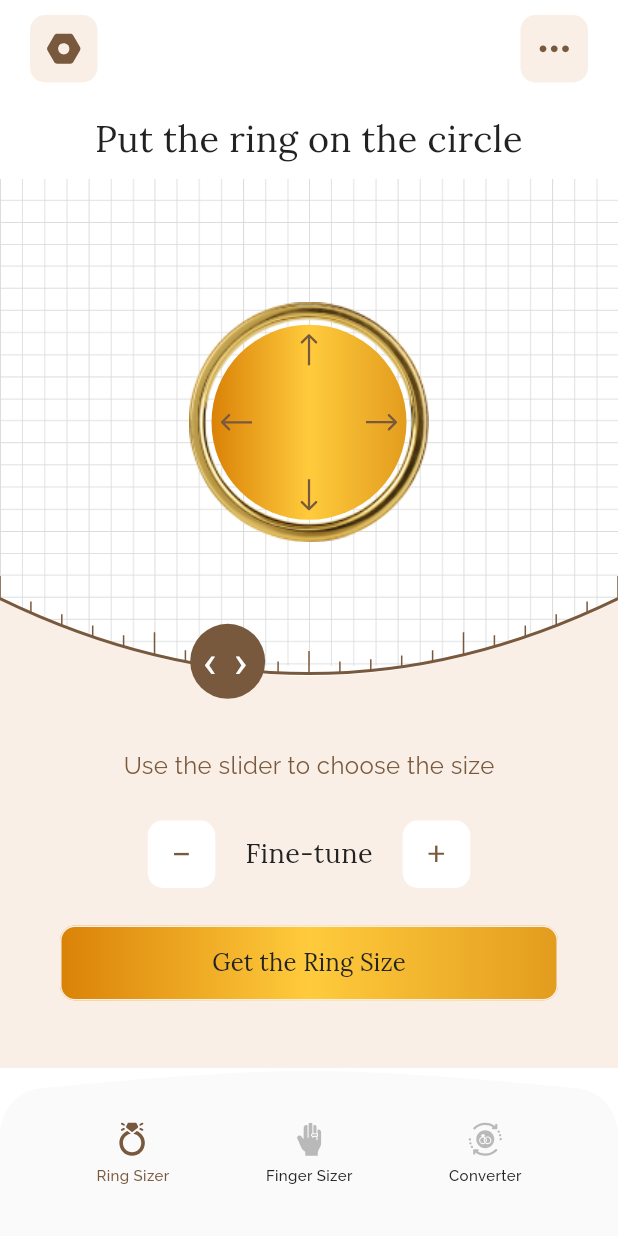
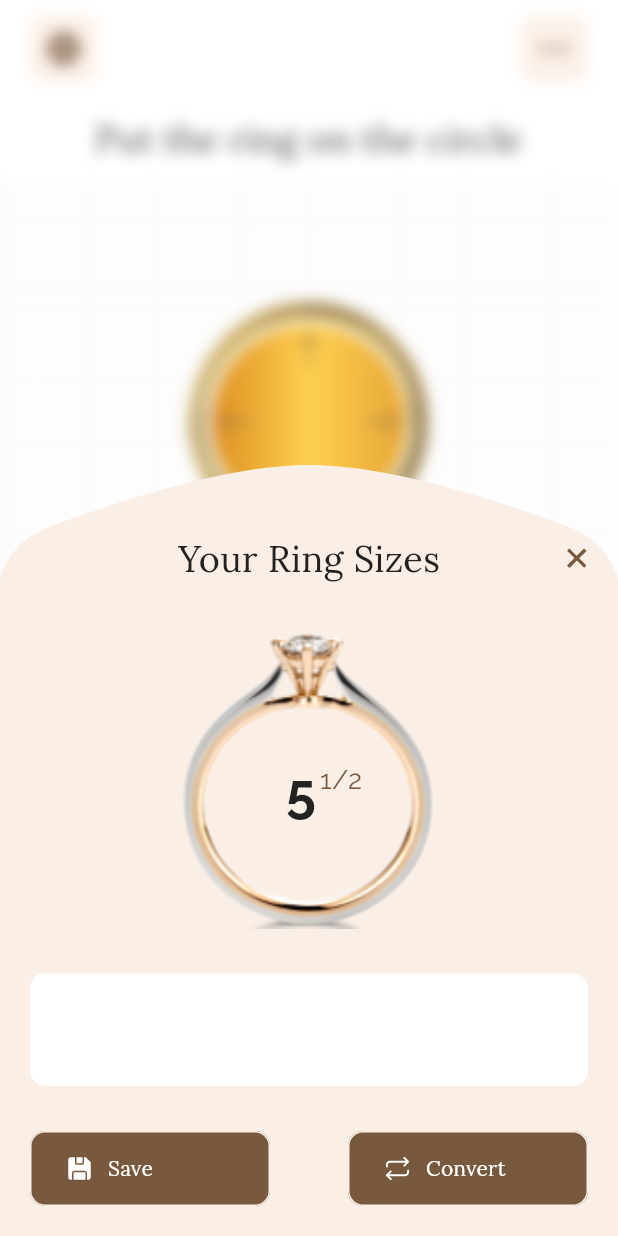
Before and after one commit to s0urav-hald3r/ring_sizer, a Flutter app: the NavBarPage screen opened directly, after a tap on "Get the Ring Size", on a phone screen of 412 x 824 dp. Run offline on Flutter 3.47's test engine with Material 3 defaults, Android fonts, the phone set to English and light mode, and no system bars; our stand-ins replace dotted_border, flutter_svg, get, get_storage, google_fonts; accounts and stored records are empty.

Commit message:
get ring size UI complete

```diff
--- /dev/null
+++ b/lib/components/get_ring_size.dart
@@ -0,0 +1,168 @@
+import 'dart:ui';
+
+import 'package:flutter/material.dart';
+import 'package:flutter_svg/flutter_svg.dart';
+import 'package:google_fonts/google_fonts.dart';
+import 'package:ring_sizer/config/constants.dart';
+import 'package:ring_sizer/config/navigation.dart';
+
+class GetRingSize extends StatelessWidget {
+  const GetRingSize({super.key});
+
+  @override
+  Widget build(BuildContext context) {
+    Size size = MediaQuery.of(context).size;
+
+    return BackdropFilter(
+      filter: ImageFilter.blur(sigmaX: 5, sigmaY: 5),
+      child: ClipPath(
+        clipper: GetSizeClipper(),
+        child: Container(
+          width: size.width,
+          height: 514,
+          color: primaryColor,
+          padding: const EdgeInsets.all(20),
+          child: Column(children: [
+            const SizedBox(height: 25),
+            Row(mainAxisAlignment: MainAxisAlignment.spaceBetween, children: [
+              const SizedBox(width: 15, height: 15),
+              Text(
+                'Your Ring Sizes',
+                style: GoogleFonts.lora(
+                  fontSize: 24,
+                  fontWeight: FontWeight.w400,
+                  color: textColor,
+                ),
+              ),
+              InkWell(
+                onTap: () => NavigatorKey.pop(),
+                child: SizedBox(
+                  width: 15,
+                  height: 15,
+                  child: SvgPicture.asset(
+                    crossIcon,
+                  ),
+                ),
+              ),
+            ]),
+            const SizedBox(height: 30),
+            Stack(alignment: Alignment.center, children: [
+              Image.asset(
+                diamondRing,
+                fit: BoxFit.cover,
+                width: 200,
+                height: 200,
+              ),
+              Padding(
+                padding: const EdgeInsets.only(top: 20, left: 20),
+                child: Row(mainAxisSize: MainAxisSize.min, children: [
+                  Text(
+                    '5',
+                    style: GoogleFonts.raleway(
+                      fontSize: 36,
+                      fontWeight: FontWeight.w700,
+                      color: textColor,
+                    ),
+                  ),
+                  const SizedBox(width: 2.5),
+                  Text(
+                    '1/2',
+                    style: GoogleFonts.raleway(
+                      fontSize: 18,
+                      fontWeight: FontWeight.w400,
+                      color: secondaryColor,
+                      height: -1, // Adjust this value
+                    ),
+                  ),
+                ]),
+              )
+            ]),
+            const SizedBox(height: 30),
+            Container(
+              width: size.width,
+              height: 75,
+              decoration: BoxDecoration(
+                color: Colors.white,
+                borderRadius: BorderRadius.circular(10),
+              ),
+            ),
+            const SizedBox(height: 30),
+            Row(mainAxisAlignment: MainAxisAlignment.spaceBetween, children: [
+              Container(
+                height: 50,
+                width: 160,
+                decoration: BoxDecoration(
+                    borderRadius: BorderRadius.circular(10),
+                    color: secondaryColor),
+                child: ElevatedButton(
+                  child: Row(children: [
+                    SvgPicture.asset(saveIcon),
+                    const SizedBox(width: 10),
+                    Text(
+                      'Save',
+                      style: GoogleFonts.lora(
+                        fontSize: 14,
+                        fontWeight: FontWeight.w400,
+                        color: Colors.white,
+                      ),
+                    ),
+                  ]),
+                  onPressed: () {},
+                ),
+              ),
+              Container(
+                height: 50,
+                width: 160,
+                decoration: BoxDecoration(
+                    borderRadius: BorderRadius.circular(10),
+                    color: secondaryColor),
+                child: ElevatedButton(
+                  child: Row(children: [
+                    SvgPicture.asset(convertIcon),
+                    const SizedBox(width: 10),
+                    Text(
+                      'Convert',
+                      style: GoogleFonts.lora(
+                        fontSize: 14,
+                        fontWeight: FontWeight.w400,
+                        color: Colors.white,
+                      ),
+                    ),
+                  ]),
+                  onPressed: () {},
+                ),
+              ),
+            ])
+          ]),
+        ),
+      ),
+    );
+  }
+}
+
+class GetSizeClipper extends CustomClipper<Path> {
+  @override
+  Path getClip(Size size) {
+    Path path = Path();
+
+    path.moveTo(0, size.height * 0.15);
+
+    path.quadraticBezierTo(size.width * 0.015, size.height * 0.1,
+        size.width * 0.08, size.height * 0.08);
+    path.quadraticBezierTo(size.width * 0.35, 0, size.width * 0.5, 0);
+
+    path.quadraticBezierTo(
+        size.width * 0.65, 0, size.width * 0.92, size.height * 0.08);
+    path.quadraticBezierTo(
+        size.width * 0.985, size.height * 0.1, size.width, size.height * 0.15);
+
+    path.lineTo(size.width, size.height);
+    path.lineTo(0, size.height);
+    path.close();
+
+    return path;
+  }
+
+  @override
+  bool shouldReclip(CustomClipper<Path> oldClipper) => true;
+}
--- a/lib/views/navbar_page.dart
+++ b/lib/views/navbar_page.dart
@@ -121,11 +121,11 @@ class BottomNavigationBarPainter extends CustomPainter {
     path.moveTo(0, size.height * 0.35);
 
     path.quadraticBezierTo(size.width * 0.015, size.height * 0.1,
-        size.width * 0.08, size.height * 0.1);
+        size.width * 0.08, size.height * 0.08);
     path.quadraticBezierTo(size.width * 0.35, 0, size.width * 0.5, 0);
 
     path.quadraticBezierTo(
-        size.width * 0.65, 0, size.width * 0.92, size.height * 0.1);
+        size.width * 0.65, 0, size.width * 0.92, size.height * 0.08);
     path.quadraticBezierTo(
         size.width * 0.985, size.height * 0.1, size.width, size.height * 0.35);
 
--- a/lib/views/ring_sizer_page.dart
+++ b/lib/views/ring_sizer_page.dart
@@ -1,6 +1,7 @@
 import 'package:flutter/material.dart';
 import 'package:google_fonts/google_fonts.dart';
 import 'package:ring_sizer/components/fine_tune_button.dart';
+import 'package:ring_sizer/components/get_ring_size.dart';
 import 'package:ring_sizer/components/menu_appbar.dart';
 import 'package:ring_sizer/components/ring_sizer_box.dart';
 import 'package:ring_sizer/components/semicircle_slider.dart';
@@ -75,7 +76,17 @@ class RingSizerPage extends StatelessWidget {
                                 color: textColor,
                               ),
                             ),
-                            onPressed: () {},
+                            onPressed: () {
+                              showModalBottomSheet(
+                                  backgroundColor: Colors.transparent,
+                                  barrierColor: Colors.white10,
+                                  isDismissible: false,
+                                  isScrollControlled: true,
+                                  context: context,
+                                  builder: (context) {
+                                    return const GetRingSize();
+                                  });
+                            },
                           ),
                         ),
                         const SizedBox(height: 45)
```
Also changed, not shown: assets/images/diamondRing.png.
